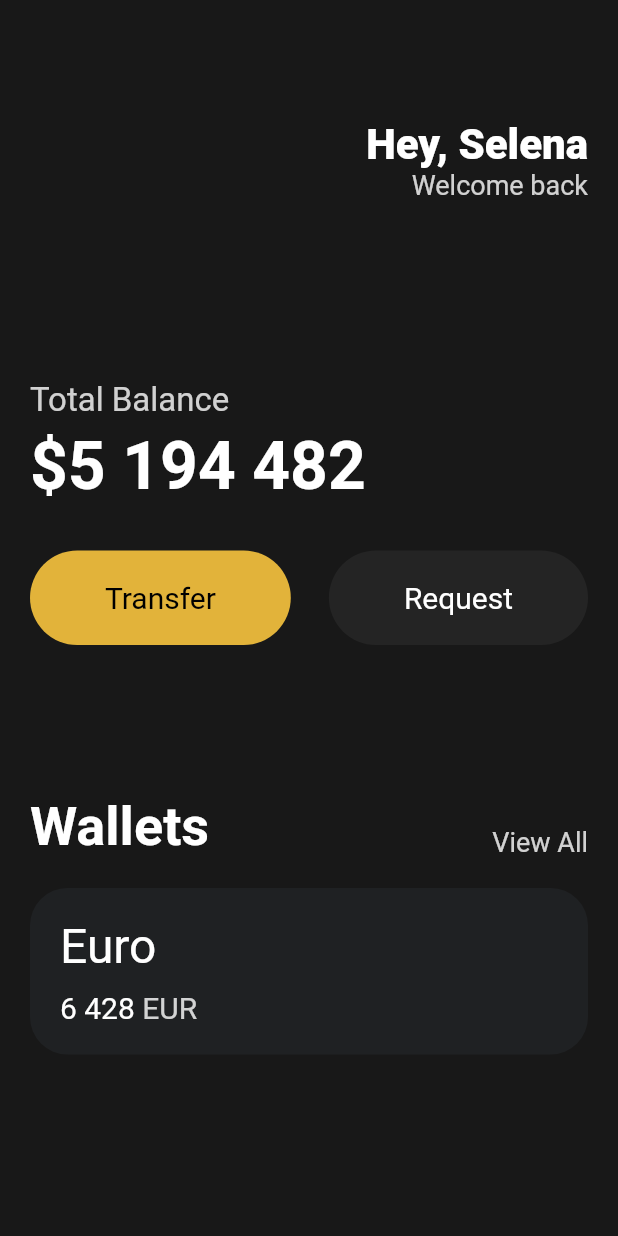
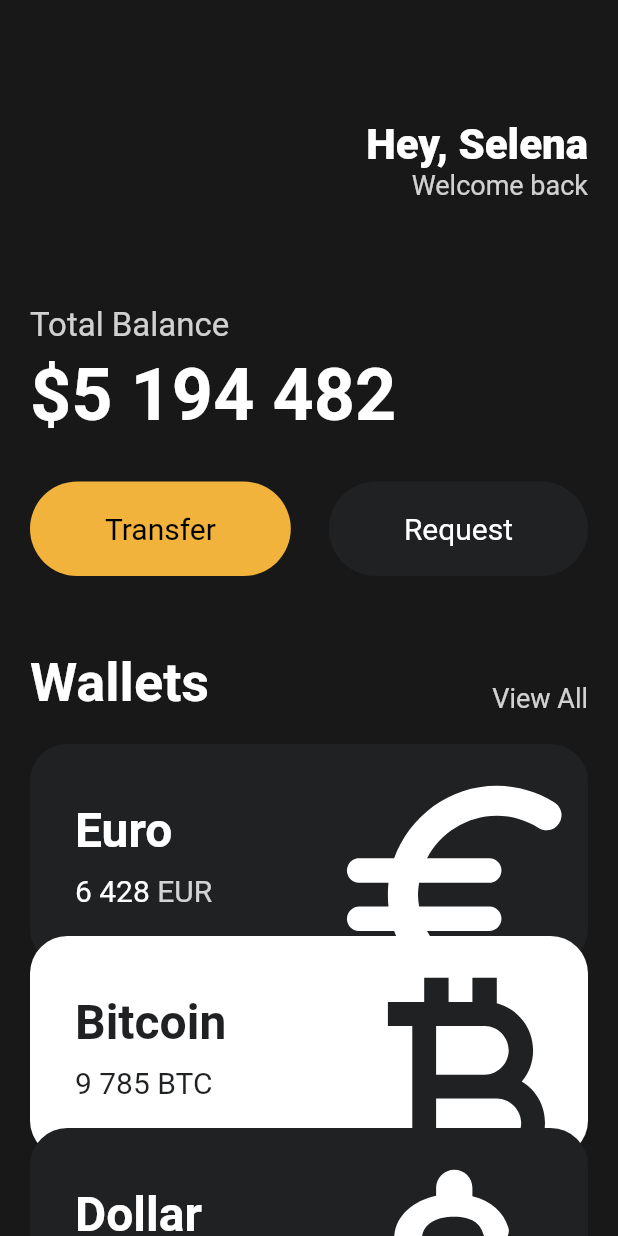
Before and after one commit to cjfal2/FRONT, a Flutter app: the screen it shows after launch, on a phone screen of 412 x 824 dp. Run offline on Flutter 3.47's test engine with Material 2 defaults, Android fonts, the phone set to English and light mode, and no system bars.

Commit message:
0318 nomad1 commit

```diff
--- a/nomad1/lib/main.dart
+++ b/nomad1/lib/main.dart
@@ -1,11 +1,11 @@
-// ignore_for_file: prefer_const_constructors, prefer_const_literals_to_create_immutables, avoid_unnecessary_containers
+// ignore_for_file: prefer_const_constructors, prefer_const_literals_to_create_immutables
 
 import 'package:flutter/material.dart';
-
-import 'widgets/button.dart';
+import 'package:nomad1/widgets/button.dart';
+import 'package:nomad1/widgets/currency_card.dart';
 
 void main() {
-  runApp(const MyApp());
+  runApp(MyApp());
 }
 
 class MyApp extends StatelessWidget {
@@ -15,15 +15,16 @@ class MyApp extends StatelessWidget {
   Widget build(BuildContext context) {
     return MaterialApp(
       home: Scaffold(
-        backgroundColor: Color(0xFF181818),
-        body: Padding(
-          padding: EdgeInsets.symmetric(
+        backgroundColor: const Color(0xFF181818),
+        body: SingleChildScrollView(
+          child: Padding(
+            padding: const EdgeInsets.symmetric(
               horizontal: 20,
             ),
             child: Column(
               crossAxisAlignment: CrossAxisAlignment.start,
               children: [
-              SizedBox(
+                const SizedBox(
                   height: 80,
                 ),
                 Row(
@@ -31,7 +32,7 @@ class MyApp extends StatelessWidget {
                   children: [
                     Column(
                       crossAxisAlignment: CrossAxisAlignment.end,
-                    children: [
+                      children: const [
                         Text(
                           'Hey, Selena',
                           style: TextStyle(
@@ -51,122 +52,104 @@ class MyApp extends StatelessWidget {
                     )
                   ],
                 ),
-              SizedBox(
-                height: 120,
+                const SizedBox(
+                  height: 70,
                 ),
                 Text(
                   'Total Balance',
                   style: TextStyle(
-                    fontSize: 22, color: Colors.white.withOpacity(0.8)),
+                    fontSize: 22,
+                    color: Colors.white.withOpacity(0.8),
                   ),
-              SizedBox(
+                ),
+                const SizedBox(
                   height: 5,
                 ),
-              Text(
+                const Text(
                   '\$5 194 482',
                   style: TextStyle(
-                    fontSize: 44,
-                    fontWeight: FontWeight.bold,
-                    color: Colors.white),
+                    fontSize: 48,
+                    fontWeight: FontWeight.w600,
+                    color: Colors.white,
                   ),
-              SizedBox(
+                ),
+                const SizedBox(
                   height: 30,
                 ),
                 Row(
                   mainAxisAlignment: MainAxisAlignment.spaceBetween,
-                children: [
+                  children: const [
                     Button(
-                      bgColor: Color(0xffe2b33a),
-                      text: "Transfer",
-                      textColor: Colors.black),
+                      text: 'Transfer',
+                      bgColor: Color(0xFFF1B33B),
+                      textColor: Colors.black,
+                    ),
                     Button(
-                      bgColor: Color.fromARGB(255, 36, 36, 36),
-                      text: "Request",
-                      textColor: Colors.white),
+                      text: 'Request',
+                      bgColor: Color(0xFF1F2123),
+                      textColor: Colors.white,
+                    ),
                   ],
                 ),
-              SizedBox(
-                height: 100,
+                const SizedBox(
+                  height: 50,
                 ),
                 Row(
-                crossAxisAlignment: CrossAxisAlignment.end, // 수직축 가운데 정렬
-                mainAxisAlignment: MainAxisAlignment.spaceBetween, // 떨어뜨리기
+                  crossAxisAlignment: CrossAxisAlignment.end,
+                  mainAxisAlignment: MainAxisAlignment.spaceBetween,
                   children: [
-                  Text(
-                    "Wallets",
+                    const Text(
+                      'Wallets',
                       style: TextStyle(
+                        color: Colors.white,
                         fontSize: 36,
                         fontWeight: FontWeight.w600,
-                        color: Colors.white),
+                      ),
                     ),
                     Text(
-                    "View All",
+                      'View All',
                       style: TextStyle(
+                        color: Colors.white.withOpacity(0.8),
                         fontSize: 18,
-                      color: Colors.white.withOpacity(0.8),
                       ),
                     ),
                   ],
                 ),
-              SizedBox(
+                const SizedBox(
                   height: 20,
                 ),
-              // 카드부분
-              Container(
-                decoration: BoxDecoration(
-                  color: Color(0xff1f2123),
-                  borderRadius: BorderRadius.circular(25)
+                CurrenyCard(
+                    name: "Euro",
+                    code: "EUR",
+                    amount: "6 428",
+                    icon: Icons.euro_rounded,
+                    isInverted: false,
                 ),
-                child: Padding(
-                  padding: const EdgeInsets.symmetric(
-                    vertical: 20,
-                    horizontal: 20,
-                  ),
-                  // == padding: const EdgeInsets.all(20),
-                  child: Row(
-                    children: [
-                      Column(
-                        crossAxisAlignment: CrossAxisAlignment.start,
-                        children: [
-                          Text(
-                            "Euro",
-                            style: TextStyle(
-                              color: Colors.white,
-                              fontSize: 32,
+                Transform.translate(
+                  offset: Offset(0, -20),
+                  child: CurrenyCard(
+                      name: "Bitcoin",
+                      code: "BTC",
+                      amount: "9 785",
+                      icon: Icons.currency_bitcoin,
+                      isInverted: true,
                   ),
                 ),
-                          SizedBox(
-                            height: 10,
-                          ),
-                          Row(
-                            children: [
-                              Text(
-                                '6 428',
-                                style: TextStyle(
-                                  color: Colors.white,
-                                  fontSize: 20,
-                                ),
-                              ),
-                              SizedBox(width: 5,),
-                              Text(
-                                'EUR',
-                                style: TextStyle(
-                                  color: Colors.white.withOpacity(0.8),
-                                  fontSize: 20,
-                                ),
-                              ),
-                            ],
-                          ),
-                        ],
-                      ),
-                    ],
-                  ),
+                Transform.translate(
+                  offset: Offset(0, -40),
+                  child: CurrenyCard(
+                      name: "Dollar",
+                      code: "USD",
+                      amount: "428",
+                      icon: Icons.attach_money_rounded,
+                      isInverted: false,
                   ),
                 ),
               ],
             ),
           ),
         ),
+      ),
     );
   }
 }
--- /dev/null
+++ b/nomad1/lib/widgets/currency_card.dart
@@ -0,0 +1,86 @@
+// ignore_for_file: prefer_const_constructors
+
+import 'package:flutter/material.dart';
+
+class CurrenyCard extends StatelessWidget {
+  final String name, code, amount;
+  final IconData icon;
+  final bool isInverted;
+  final _blackColor = const Color(0xff1f2123);
+
+  const CurrenyCard({
+    super.key,
+    required this.name,
+    required this.code,
+    required this.amount,
+    required this.icon,
+    required this.isInverted,
+  });
+
+  @override
+  Widget build(BuildContext context) {
+    return Container(
+      clipBehavior: Clip.hardEdge,
+      decoration: BoxDecoration(
+        color: isInverted ? Colors.white : _blackColor,
+        borderRadius: BorderRadius.circular(25),
+      ),
+      child: Padding(
+        padding: const EdgeInsets.all(30),
+        child: Row(
+          mainAxisAlignment: MainAxisAlignment.spaceBetween,
+          children: [
+            Column(
+              crossAxisAlignment: CrossAxisAlignment.start,
+              children: [
+                Text(
+                  name,
+                  style: TextStyle(
+                    color: isInverted ? _blackColor : Colors.white,
+                    fontSize: 32,
+                    fontWeight: FontWeight.w600,
+                  ),
+                ),
+                const SizedBox(
+                  height: 10,
+                ),
+                Row(
+                  children: [
+                    Text(
+                      amount,
+                      style: TextStyle(
+                        color: isInverted ? _blackColor : Colors.white,
+                        fontSize: 20,
+                      ),
+                    ),
+                    const SizedBox(
+                      width: 5,
+                    ),
+                    Text(
+                      code,
+                      style: TextStyle(
+                        color: isInverted ? _blackColor : Colors.white.withOpacity(0.8),
+                        fontSize: 20,
+                      ),
+                    ),
+                  ],
+                )
+              ],
+            ),
+            Transform.scale(
+              scale: 2.2,
+              child: Transform.translate(
+                offset: const Offset(-5, 12), // 어디에 위치 시킬지 정하는 것
+                child: Icon(
+                  icon,
+                  color: isInverted ? _blackColor : Colors.white,
+                  size: 88,
+                ),
+              ),
+            )
+          ],
+        ),
+      ),
+    );
+  }
+}
```
Lines whose indentation alone changed are shown as unchanged.
